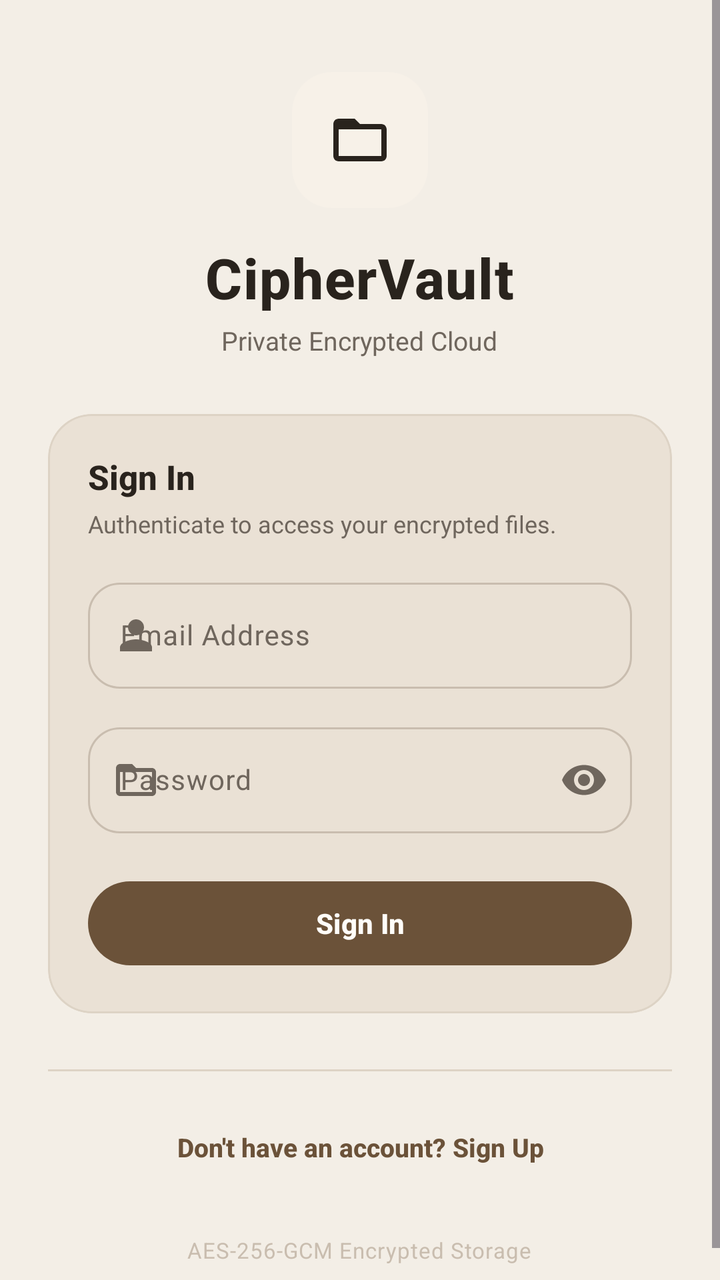
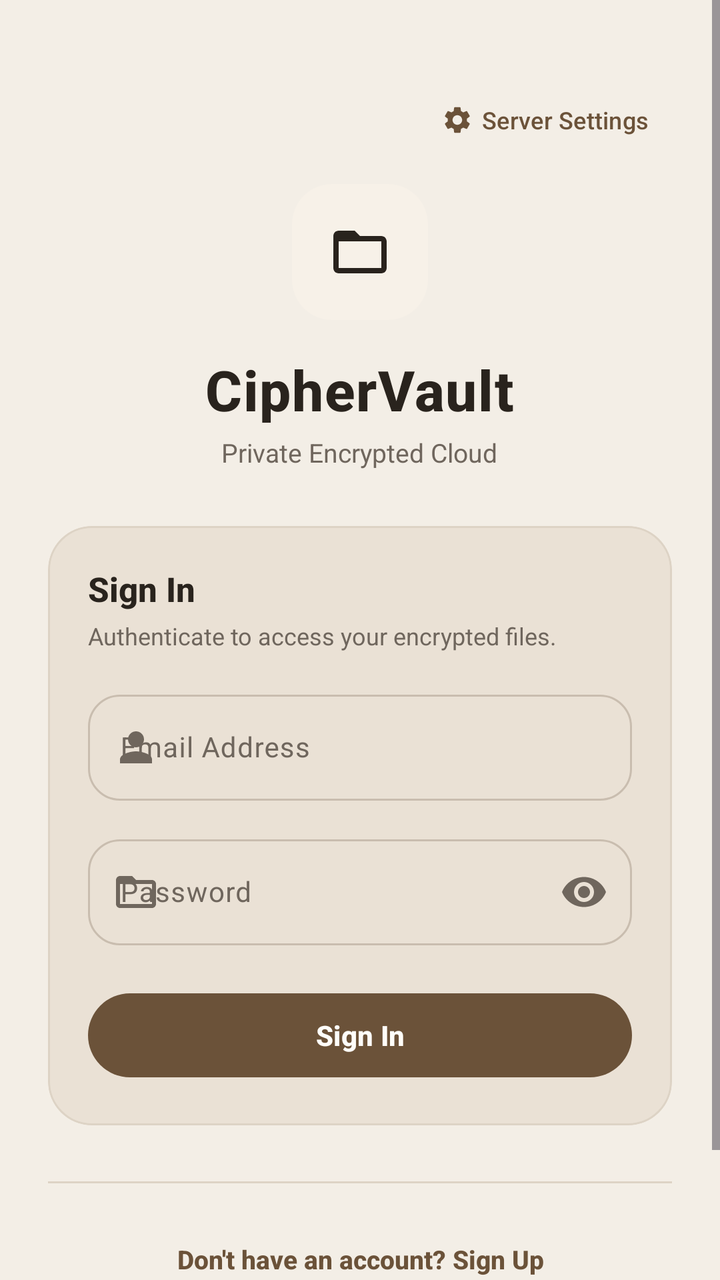

Screens rendered from an Android XML layout before and after an edit, with the pre-edit source and the edit as a unified diff.
<!-- AndroidManifest.xml: application theme Theme.CipherVault -->
<!-- res/layout/activity_login.xml -->
<?xml version="1.0" encoding="utf-8"?>
<ScrollView xmlns:android="http://schemas.android.com/apk/res/android"
    xmlns:app="http://schemas.android.com/apk/res-auto"
    android:layout_width="match_parent"
    android:layout_height="match_parent"
    android:fillViewport="true"
    android:fitsSystemWindows="true"
    android:background="?attr/colorSurface">

    <LinearLayout
        android:layout_width="match_parent"
        android:layout_height="wrap_content"
        android:orientation="vertical"
        android:gravity="center_horizontal"
        android:paddingHorizontal="24dp"
        android:paddingTop="36dp"
        android:paddingBottom="24dp">

        
        <com.google.android.material.card.MaterialCardView
            android:layout_width="68dp"
            android:layout_height="68dp"
            app:cardCornerRadius="20dp"
            app:cardElevation="0dp"
            app:strokeWidth="0dp"
            app:cardBackgroundColor="?attr/colorSecondaryContainer">

            <ImageView
                android:layout_width="32dp"
                android:layout_height="32dp"
                android:layout_gravity="center"
                android:contentDescription="Vault Access"
                android:src="@drawable/ic_nav_files"
                app:tint="?attr/colorOnSecondaryContainer" />
        </com.google.android.material.card.MaterialCardView>

        
        <TextView
            android:layout_width="wrap_content"
            android:layout_height="wrap_content"
            android:layout_marginTop="16dp"
            android:text="CipherVault"
            android:textColor="?attr/colorOnSurface"
            android:textSize="28sp"
            android:fontFamily="sans-serif-medium"
            android:textStyle="bold"
            android:letterSpacing="0.02" />

        <TextView
            android:layout_width="wrap_content"
            android:layout_height="wrap_content"
            android:layout_marginTop="4dp"
            android:text="Private Encrypted Cloud"
            android:textColor="?attr/colorOnSurfaceVariant"
            android:textSize="13sp" />

        
        <com.google.android.material.card.MaterialCardView
            android:layout_width="match_parent"
            android:layout_height="wrap_content"
            android:layout_marginTop="28dp"
            app:cardCornerRadius="22dp"
            app:cardElevation="0dp"
            app:strokeWidth="1dp"
            app:strokeColor="?attr/colorOutlineVariant"
            app:cardBackgroundColor="?attr/colorSurfaceContainerLow">

            <LinearLayout
                android:layout_width="match_parent"
                android:layout_height="wrap_content"
                android:orientation="vertical"
                android:padding="20dp">

                <TextView
                    android:layout_width="match_parent"
                    android:layout_height="wrap_content"
                    android:text="Sign In"
                    android:textColor="?attr/colorOnSurface"
                    android:textSize="17sp"
                    android:fontFamily="sans-serif-medium"
                    android:textStyle="bold" />

                <TextView
                    android:layout_width="match_parent"
                    android:layout_height="wrap_content"
                    android:layout_marginTop="4dp"
                    android:text="Authenticate to access your encrypted files."
                    android:textColor="?attr/colorOnSurfaceVariant"
                    android:textSize="12sp"
                    android:lineSpacingExtra="2dp" />

                
                <com.google.android.material.textfield.TextInputLayout
                    android:layout_width="match_parent"
                    android:layout_height="wrap_content"
                    android:layout_marginTop="16dp"
                    android:hint="Email Address"
                    style="@style/Widget.Material3.TextInputLayout.OutlinedBox"
                    app:boxCornerRadiusTopStart="16dp"
                    app:boxCornerRadiusTopEnd="16dp"
                    app:boxCornerRadiusBottomStart="16dp"
                    app:boxCornerRadiusBottomEnd="16dp"
                    app:startIconDrawable="@drawable/ic_nav_profile"
                    app:startIconTint="?attr/colorOnSurfaceVariant">

                    <com.google.android.material.textfield.TextInputEditText
                        android:id="@+id/emailInput"
                        android:layout_width="match_parent"
                        android:layout_height="wrap_content"
                        android:inputType="textEmailAddress"
                        android:singleLine="true"
                        android:textColor="?attr/colorOnSurface"
                        android:textSize="14sp" />
                </com.google.android.material.textfield.TextInputLayout>

                
                <com.google.android.material.textfield.TextInputLayout
                    android:layout_width="match_parent"
                    android:layout_height="wrap_content"
                    android:layout_marginTop="14dp"
                    android:hint="Password"
                    style="@style/Widget.Material3.TextInputLayout.OutlinedBox"
                    app:boxCornerRadiusTopStart="16dp"
                    app:boxCornerRadiusTopEnd="16dp"
                    app:boxCornerRadiusBottomStart="16dp"
                    app:boxCornerRadiusBottomEnd="16dp"
                    app:startIconDrawable="@drawable/ic_nav_files"
                    app:startIconTint="?attr/colorOnSurfaceVariant"
                    app:endIconMode="password_toggle">

                    <com.google.android.material.textfield.TextInputEditText
                        android:id="@+id/passwordInput"
                        android:layout_width="match_parent"
                        android:layout_height="wrap_content"
                        android:inputType="textPassword"
                        android:singleLine="true"
                        android:textColor="?attr/colorOnSurface"
                        android:textSize="14sp" />
                </com.google.android.material.textfield.TextInputLayout>

                
                <com.google.android.material.button.MaterialButton
                    android:id="@+id/loginButton"
                    android:layout_width="match_parent"
                    android:layout_height="50dp"
                    android:layout_marginTop="20dp"
                    android:text="Sign In"
                    android:textAllCaps="false"
                    android:textColor="?attr/colorOnPrimary"
                    android:textSize="14sp"
                    android:textStyle="bold"
                    app:backgroundTint="?attr/colorPrimary"
                    app:cornerRadius="25dp" />

            </LinearLayout>
        </com.google.android.material.card.MaterialCardView>

        
        <com.google.android.material.divider.MaterialDivider
            android:layout_width="match_parent"
            android:layout_height="wrap_content"
            android:layout_marginTop="28dp"
            app:dividerColor="?attr/colorOutlineVariant" />

        
        <TextView
            android:id="@+id/registerLink"
            android:layout_width="wrap_content"
            android:layout_height="48dp"
            android:layout_marginTop="14dp"
            android:gravity="center"
            android:clickable="true"
            android:focusable="true"
            android:text="Don't have an account? Sign Up"
            android:textColor="?attr/colorPrimary"
            android:textSize="13sp"
            android:fontFamily="sans-serif-medium"
            android:textStyle="bold" />

        
        <TextView
            android:layout_width="wrap_content"
            android:layout_height="wrap_content"
            android:layout_marginTop="20dp"
            android:gravity="center"
            android:text="@string/caption_aes_gcm"
            android:textColor="?attr/colorOutline"
            android:textSize="11sp"
            android:letterSpacing="0.03" />

    </LinearLayout>
</ScrollView>
<!-- resources referenced by this layout -->
<resources>
  <!-- drawable ic_nav_files (drawable) -->
  <vector xmlns:android="http://schemas.android.com/apk/res/android"
      android:width="24dp"
      android:height="24dp"
      android:viewportWidth="24"
      android:viewportHeight="24">
    <path
        android:fillColor="@android:color/white"
        android:pathData="M20,6h-8l-2,-2H4C2.9,4 2.01,4.9 2.01,6L2,18c0,1.1 0.9,2 2,2h16c1.1,0 2,-0.9 2,-2V8c0,-1.1 -0.9,-2 -2,-2zM20,18H4V8h16v10z"/>
  </vector>
  <string name="caption_aes_gcm">AES-256-GCM Encrypted Storage</string>
  <color name="cv_light_primary_brown">#6B5239</color>
  <color name="cv_light_surface">#FFFDF9</color>
  <color name="cv_light_surface_container">#EAE1D5</color>
  <color name="cv_light_text_primary">#29231D</color>
  <color name="cv_light_caramel">#A68157</color>
  <color name="cv_light_surface_elevated">#F7F1E8</color>
  <color name="cv_light_bg">#F3EEE6</color>
  <color name="cv_light_text_secondary">#6F665D</color>
  <color name="cv_light_outline">#C9BDAF</color>
  <color name="cv_light_outline_variant">#DDD3C5</color>
  <color name="status_error">#EF4444</color>
  <color name="status_error_container">#3D1515</color>
  <style name="ShapeAppearance.CipherVault.Small" parent="ShapeAppearance.Material3.Corner.Small">
          <item name="cornerSize">14dp</item>
      </style>
  <style name="ShapeAppearance.CipherVault.Medium" parent="ShapeAppearance.Material3.Corner.Medium">
          <item name="cornerSize">20dp</item>
      </style>
  <style name="ShapeAppearance.CipherVault.Large" parent="ShapeAppearance.Material3.Corner.Large">
          <item name="cornerSize">26dp</item>
      </style>
  <style name="Theme.CipherVault.BottomSheetDialog" parent="ThemeOverlay.Material3.BottomSheetDialog">
          <item name="bottomSheetStyle">@style/Widget.CipherVault.BottomSheet</item>
      </style>
  <style name="Widget.CipherVault.BottomSheet" parent="Widget.Material3.BottomSheet">
          <item name="shapeAppearance">@style/ShapeAppearance.CipherVault.BottomSheet</item>
          <item name="backgroundTint">@color/cv_light_surface</item>
      </style>
  <style name="ShapeAppearance.CipherVault.BottomSheet" parent="ShapeAppearance.Material3.Corner.Large">
          <item name="cornerSizeTopLeft">28dp</item>
          <item name="cornerSizeTopRight">28dp</item>
          <item name="cornerSizeBottomLeft">0dp</item>
          <item name="cornerSizeBottomRight">0dp</item>
      </style>
  <!-- unchanged entries left out for length: 2 -->
</resources>

<!-- the commit's change to res/layout/activity_login.xml (unified diff, before → after) -->
@@ -15,6 +15,27 @@
         android:paddingHorizontal="24dp"
         android:paddingTop="36dp"
         android:paddingBottom="24dp">
+
+        
+        <FrameLayout
+            android:layout_width="match_parent"
+            android:layout_height="wrap_content"
+            android:layout_marginBottom="8dp">
+
+            <com.google.android.material.button.MaterialButton
+                android:id="@+id/btnServerConfig"
+                style="@style/Widget.Material3.Button.TextButton"
+                android:layout_width="wrap_content"
+                android:layout_height="48dp"
+                android:layout_gravity="end"
+                android:text="Server Settings"
+                android:textAllCaps="false"
+                android:textSize="12sp"
+                app:icon="@drawable/ic_nav_settings"
+                app:iconSize="16dp"
+                app:iconTint="?attr/colorPrimary"
+                android:textColor="?attr/colorPrimary" />
+        </FrameLayout>
 
         
         <com.google.android.material.card.MaterialCardView
<!-- resource entries referenced after the edit -->
@@ -9,6 +9,16 @@
     <path
         android:fillColor="@android:color/white"
         android:pathData="M20,6h-8l-2,-2H4C2.9,4 2.01,4.9 2.01,6L2,18c0,1.1 0.9,2 2,2h16c1.1,0 2,-0.9 2,-2V8c0,-1.1 -0.9,-2 -2,-2zM20,18H4V8h16v10z"/>
+  </vector>
+  <!-- drawable ic_nav_settings (drawable) -->
+  <vector xmlns:android="http://schemas.android.com/apk/res/android"
+      android:width="24dp"
+      android:height="24dp"
+      android:viewportWidth="24"
+      android:viewportHeight="24">
+      <path
+          android:fillColor="#FF000000"
+          android:pathData="M19.14,12.94c0.04,-0.3 0.06,-0.61 0.06,-0.94c0,-0.32 -0.02,-0.64 -0.07,-0.94l2.03,-1.58c0.18,-0.14 0.23,-0.41 0.12,-0.61l-1.92,-3.32c-0.12,-0.22 -0.37,-0.29 -0.59,-0.22l-2.39,0.96c-0.5,-0.38 -1.03,-0.7 -1.62,-0.94l-0.36,-2.54c-0.04,-0.24 -0.24,-0.41 -0.48,-0.41h-3.84c-0.24,0 -0.43,0.17 -0.47,0.41l-0.36,2.54c-0.59,0.24 -1.13,0.57 -1.62,0.94l-2.39,-0.96c-0.22,-0.08 -0.47,0 -0.59,0.22L2.74,8.87c-0.12,0.21 -0.08,0.47 0.12,0.61l2.03,1.58c-0.05,0.3 -0.09,0.63 -0.09,0.94s0.02,0.64 0.07,0.94l-2.03,1.58c-0.18,0.14 -0.23,0.41 -0.12,0.61l1.92,3.32c0.12,0.22 0.37,0.29 0.59,0.22l2.39,-0.96c0.5,0.38 1.03,0.7 1.62,0.94l0.36,2.54c0.05,0.24 0.24,0.41 0.48,0.41h3.84c0.24,0 0.44,-0.17 0.47,-0.41l0.36,-2.54c0.59,-0.24 1.13,-0.56 1.62,-0.94l2.39,0.96c0.22,0.08 0.47,0 0.59,-0.22l1.92,-3.32c0.12,-0.22 0.07,-0.47 -0.12,-0.61l-2.01,-1.58zM12,15.6c-1.98,0 -3.6,-1.62 -3.6,-3.6s1.62,-3.6 3.6,-3.6s3.6,1.62 3.6,3.6s-1.62,3.6 -3.6,3.6z"/>
   </vector>
   <string name="caption_aes_gcm">AES-256-GCM Encrypted Storage</string>
   <color name="cv_light_primary_brown">#6B5239</color>
@@ -30,7 +40,7 @@
           <item name="cornerSize">20dp</item>
       </style>
   <style name="ShapeAppearance.CipherVault.Large" parent="ShapeAppearance.Material3.Corner.Large">
-          <item name="cornerSize">26dp</item>
+          <item name="cornerSize">28dp</item>
       </style>
   <style name="Theme.CipherVault.BottomSheetDialog" parent="ThemeOverlay.Material3.BottomSheetDialog">
           <item name="bottomSheetStyle">@style/Widget.CipherVault.BottomSheet</item>
